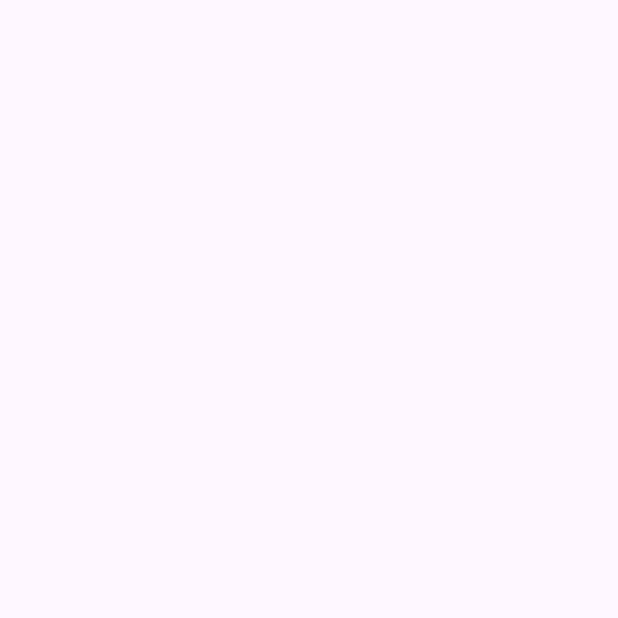
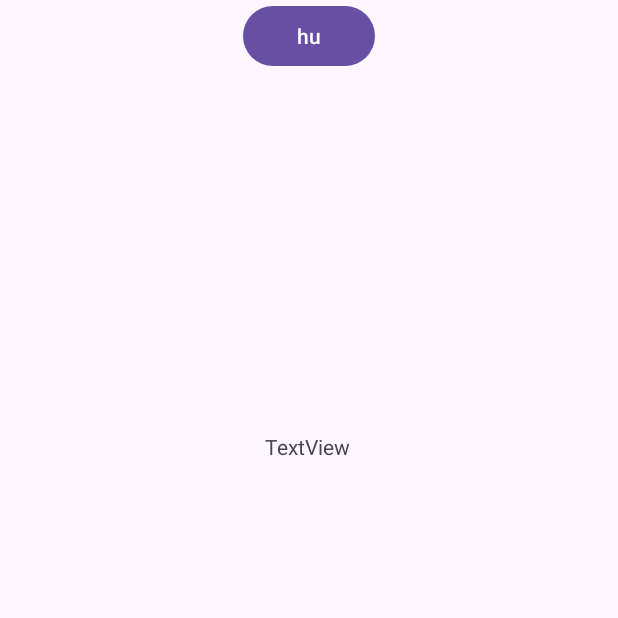
Before and after one commit to mahbub87/EECS4443-project, an Android app: the ThirdTaskActivity screen opened directly, with no data from a screen before it, on a phone screen of 412 x 824 dp, the top half of it. Before the commit the part shown is empty. Run offline under Robolectric (Android 15) with nearby library versions, the phone set to English and light mode, and no system bars.

Commit message:
first and third tasks base done

```diff
--- a/app/src/main/AndroidManifest.xml
+++ b/app/src/main/AndroidManifest.xml
@@ -3,6 +3,7 @@
     xmlns:tools="http://schemas.android.com/tools">
 
     <uses-permission android:name="android.permission.RECORD_AUDIO"></uses-permission>
+    <uses-permission android:name="android.permission.INTERNET"></uses-permission>
     <application
         android:allowBackup="true"
         android:dataExtractionRules="@xml/data_extraction_rules"
--- a/app/src/main/java/com/example/eecs4443_project/MainActivity.java
+++ b/app/src/main/java/com/example/eecs4443_project/MainActivity.java
@@ -3,6 +3,7 @@ package com.example.eecs4443_project;
 import android.content.Intent;
 import android.os.Bundle;
 import android.widget.Button;
+import android.widget.TextView;
 
 import androidx.activity.EdgeToEdge;
 import androidx.appcompat.app.AppCompatActivity;
@@ -12,7 +13,6 @@ import androidx.core.view.WindowInsetsCompat;
 
 public class MainActivity extends AppCompatActivity {
     private Button firstButton, secondButton, thirdButton;
-
 private Boolean firstTaskComplete, secondTaskComplete, thirdTaskComplete;
     @Override
     protected void onCreate(Bundle savedInstanceState) {
--- a/app/src/main/res/layout/activity_third_task.xml
+++ b/app/src/main/res/layout/activity_third_task.xml
@@ -1,6 +1,29 @@
 <?xml version="1.0" encoding="utf-8"?>
 <androidx.constraintlayout.widget.ConstraintLayout xmlns:android="http://schemas.android.com/apk/res/android"
+    xmlns:app="http://schemas.android.com/apk/res-auto"
+    xmlns:tools="http://schemas.android.com/tools"
+    android:id="@+id/third"
     android:layout_width="match_parent"
-    android:layout_height="match_parent">
+    android:layout_height="match_parent"
+    tools:context=".ThirdTaskActivity">
 
+    <Button
+        android:id="@+id/thirdtasksteponebutton"
+        android:layout_width="wrap_content"
+        android:layout_height="wrap_content"
+        android:text="hu"
+        app:layout_constraintEnd_toEndOf="parent"
+        app:layout_constraintStart_toStartOf="parent"
+        app:layout_constraintTop_toTopOf="parent" />
+
+    <TextView
+        android:id="@+id/textViewsteponethird"
+        android:layout_width="wrap_content"
+        android:layout_height="wrap_content"
+        android:layout_marginTop="288dp"
+        android:text="TextView"
+        app:layout_constraintEnd_toEndOf="parent"
+        app:layout_constraintHorizontal_bias="0.498"
+        app:layout_constraintStart_toStartOf="parent"
+        app:layout_constraintTop_toTopOf="parent" />
 </androidx.constraintlayout.widget.ConstraintLayout>
```
Also changed, not shown: app/src/main/java/com/example/eecs4443_project/FirstTaskActivity.java (+17 -2 lines), app/src/main/java/com/example/eecs4443_project/ThirdTaskActivity.java (+110 -1 lines).
